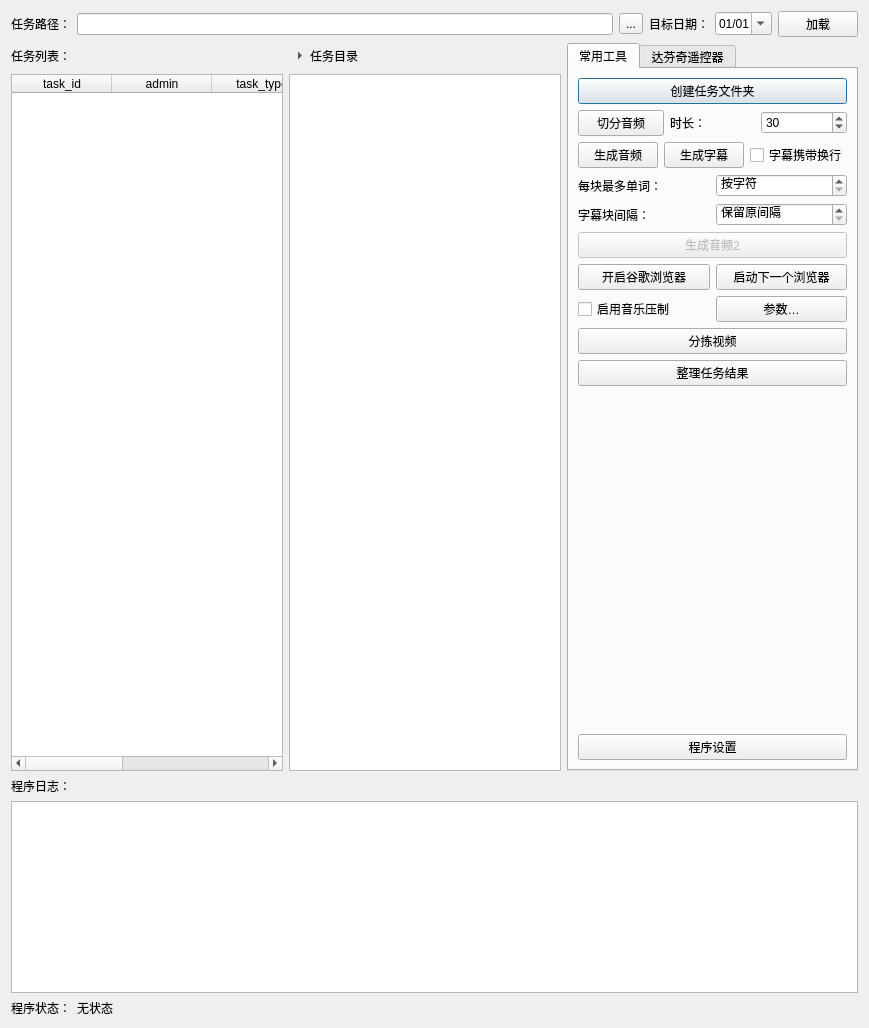
secure-artifacts/assistant-tool, file QTUI/main_ui.ui: the form before one commit.
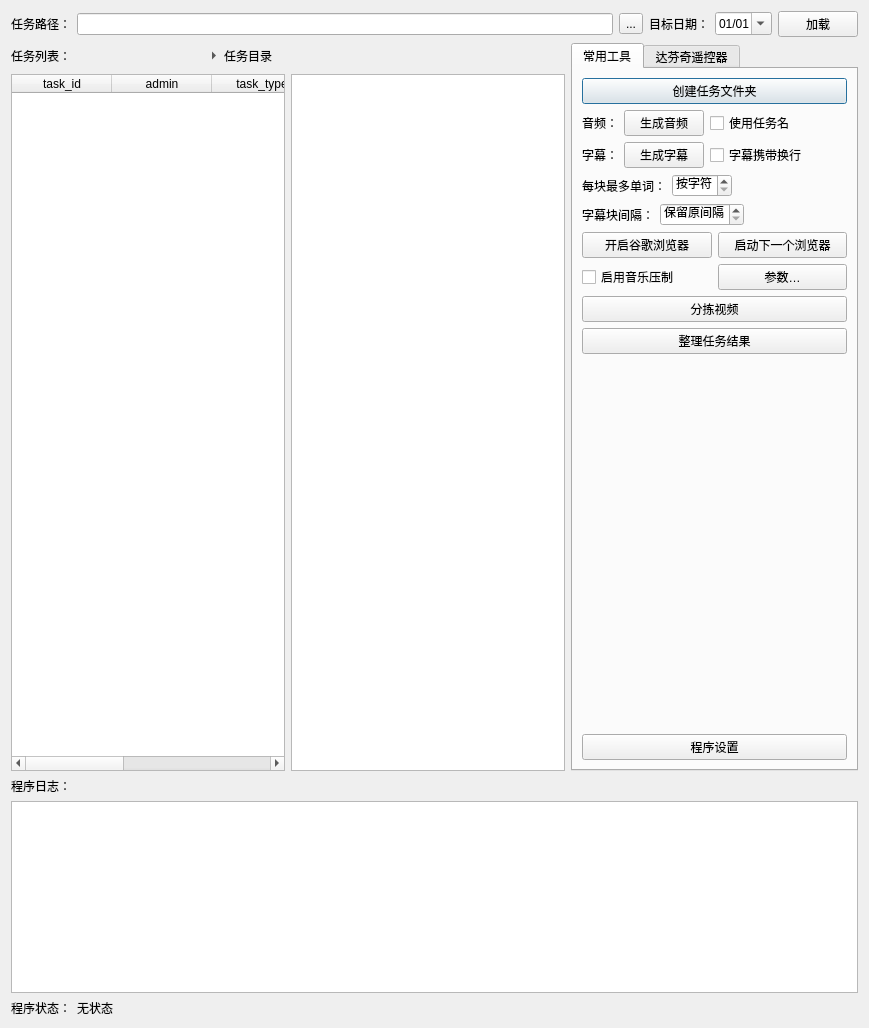
The form after the commit. Custom widgets are drawn as their Qt base class.

Commit message: feat: publish current assistant tool updates

Diff of the .ui file:
```diff
--- a/QTUI/main_ui.ui
+++ b/QTUI/main_ui.ui
@@ -13,13 +13,55 @@
   <property name="windowTitle">
    <string>做视频辅助工具</string>
   </property>
-  <layout class="QGridLayout" name="gridLayout">
+  <layout class="QGridLayout" name="gridLayout" columnstretch="1,0,0">
    <item row="1" column="0">
-    <widget class="QLabel" name="label_4">
-     <property name="text">
-      <string>任务列表：</string>
-     </property>
-    </widget>
+    <layout class="QHBoxLayout" name="task_list_header_layout">
+     <item>
+      <widget class="QLabel" name="label_4">
+       <property name="text">
+        <string>任务列表：</string>
+       </property>
+      </widget>
+     </item>
+     <item>
+      <spacer name="task_list_header_spacer">
+       <property name="orientation">
+        <enum>Qt::Horizontal</enum>
+       </property>
+       <property name="sizeHint" stdset="0">
+        <size>
+         <width>40</width>
+         <height>20</height>
+        </size>
+       </property>
+      </spacer>
+     </item>
+     <item>
+      <widget class="QToolButton" name="task_directory_toggle_btn">
+       <property name="toolTip">
+        <string>展开或收起任务目录</string>
+       </property>
+       <property name="text">
+        <string>任务目录</string>
+       </property>
+       <property name="checkable">
+        <bool>true</bool>
+       </property>
+       <property name="checked">
+        <bool>false</bool>
+       </property>
+       <property name="arrowType">
+        <enum>Qt::RightArrow</enum>
+       </property>
+       <property name="toolButtonStyle">
+        <enum>Qt::ToolButtonTextBesideIcon</enum>
+       </property>
+       <property name="autoRaise">
+        <bool>true</bool>
+       </property>
+      </widget>
+     </item>
+    </layout>
    </item>
    <item row="4" column="0" colspan="3">
     <widget class="QTextEdit" name="log_text_edit"/>
@@ -74,33 +116,12 @@
        <item>
         <layout class="QHBoxLayout" name="horizontalLayout_4">
          <item>
-          <widget class="QPushButton" name="split_audio_btn">
+          <widget class="QLabel" name="audio_generation_label">
            <property name="text">
-            <string>切分音频</string>
+            <string>音频：</string>
            </property>
           </widget>
          </item>
-         <item>
-          <widget class="QLabel" name="label_7">
-           <property name="text">
-            <string>时长：</string>
-           </property>
-          </widget>
-         </item>
-         <item>
-          <widget class="QSpinBox" name="split_len_sbox">
-           <property name="minimum">
-            <number>10</number>
-           </property>
-           <property name="value">
-            <number>30</number>
-           </property>
-          </widget>
-         </item>
-        </layout>
-       </item>
-       <item>
-        <layout class="QHBoxLayout" name="horizontalLayout_3">
          <item>
           <widget class="QPushButton" name="gen_audio_btn">
            <property name="enabled">
@@ -112,6 +133,43 @@
           </widget>
          </item>
          <item>
+          <widget class="QCheckBox" name="audio_use_task_name_checkbox">
+           <property name="toolTip">
+            <string>启用后使用任务名称生成音频；此选项不会联动“生成字幕”功能。</string>
+           </property>
+           <property name="text">
+            <string>使用任务名</string>
+           </property>
+           <property name="checked">
+            <bool>false</bool>
+           </property>
+          </widget>
+         </item>
+         <item>
+          <spacer name="audio_generation_spacer">
+           <property name="orientation">
+            <enum>Qt::Horizontal</enum>
+           </property>
+           <property name="sizeHint" stdset="0">
+            <size>
+             <width>40</width>
+             <height>20</height>
+            </size>
+           </property>
+          </spacer>
+         </item>
+        </layout>
+       </item>
+       <item>
+        <layout class="QHBoxLayout" name="subtitle_generation_action_layout">
+         <item>
+          <widget class="QLabel" name="subtitle_generation_label">
+           <property name="text">
+            <string>字幕：</string>
+           </property>
+          </widget>
+         </item>
+         <item>
           <widget class="QPushButton" name="gen_vtt_btn">
            <property name="text">
             <string>生成字幕</string>
@@ -128,6 +186,19 @@
            </property>
           </widget>
          </item>
+         <item>
+          <spacer name="subtitle_generation_spacer">
+           <property name="orientation">
+            <enum>Qt::Horizontal</enum>
+           </property>
+           <property name="sizeHint" stdset="0">
+            <size>
+             <width>40</width>
+             <height>20</height>
+            </size>
+           </property>
+          </spacer>
+         </item>
         </layout>
        </item>
        <item>
@@ -161,6 +232,19 @@
            </property>
           </widget>
          </item>
+         <item>
+          <spacer name="subtitle_word_options_spacer">
+           <property name="orientation">
+            <enum>Qt::Horizontal</enum>
+           </property>
+           <property name="sizeHint" stdset="0">
+            <size>
+             <width>40</width>
+             <height>20</height>
+            </size>
+           </property>
+          </spacer>
+         </item>
         </layout>
        </item>
        <item>
@@ -194,18 +278,21 @@
            </property>
           </widget>
          </item>
+         <item>
+          <spacer name="subtitle_gap_options_spacer">
+           <property name="orientation">
+            <enum>Qt::Horizontal</enum>
+           </property>
+           <property name="sizeHint" stdset="0">
+            <size>
+             <width>40</width>
+             <height>20</height>
+            </size>
+           </property>
+          </spacer>
+         </item>
         </layout>
        </item>
-       <item>
-        <widget class="QPushButton" name="gen_audio_btn2">
-         <property name="enabled">
-          <bool>false</bool>
-         </property>
-         <property name="text">
-          <string>生成音频2</string>
-         </property>
-        </widget>
-       </item>
        <item>
         <layout class="QHBoxLayout" name="chrome_buttons_layout">
          <item>
@@ -427,28 +514,6 @@
      </property>
     </widget>
    </item>
-   <item row="1" column="1">
-    <widget class="QToolButton" name="task_directory_toggle_btn">
-     <property name="text">
-      <string>任务目录</string>
-     </property>
-     <property name="checkable">
-      <bool>true</bool>
-     </property>
-     <property name="checked">
-      <bool>false</bool>
-     </property>
-     <property name="arrowType">
-      <enum>Qt::RightArrow</enum>
-     </property>
-     <property name="toolButtonStyle">
-      <enum>Qt::ToolButtonTextBesideIcon</enum>
-     </property>
-     <property name="autoRaise">
-      <bool>true</bool>
-     </property>
-    </widget>
-   </item>
   </layout>
  </widget>
  <customwidgets>
```
Left out of the diff: 2 changed lines with no effect on the pictures. The commit also changes 76 other files.
